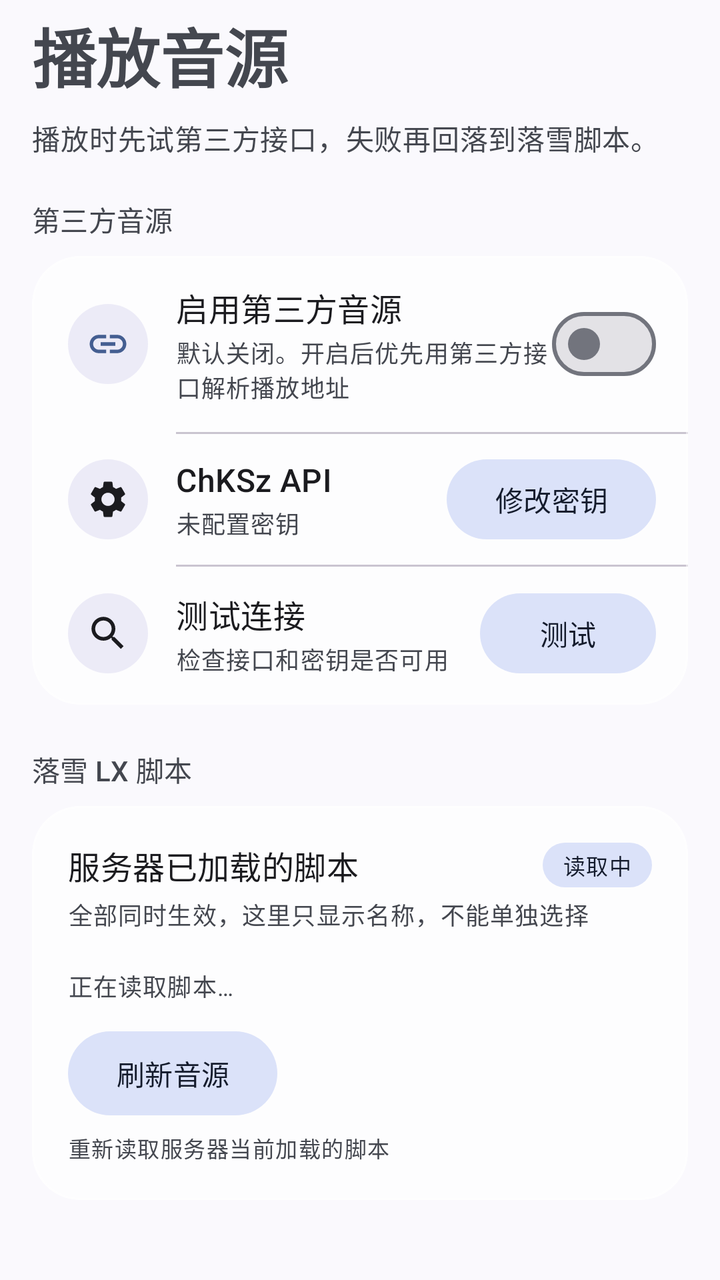
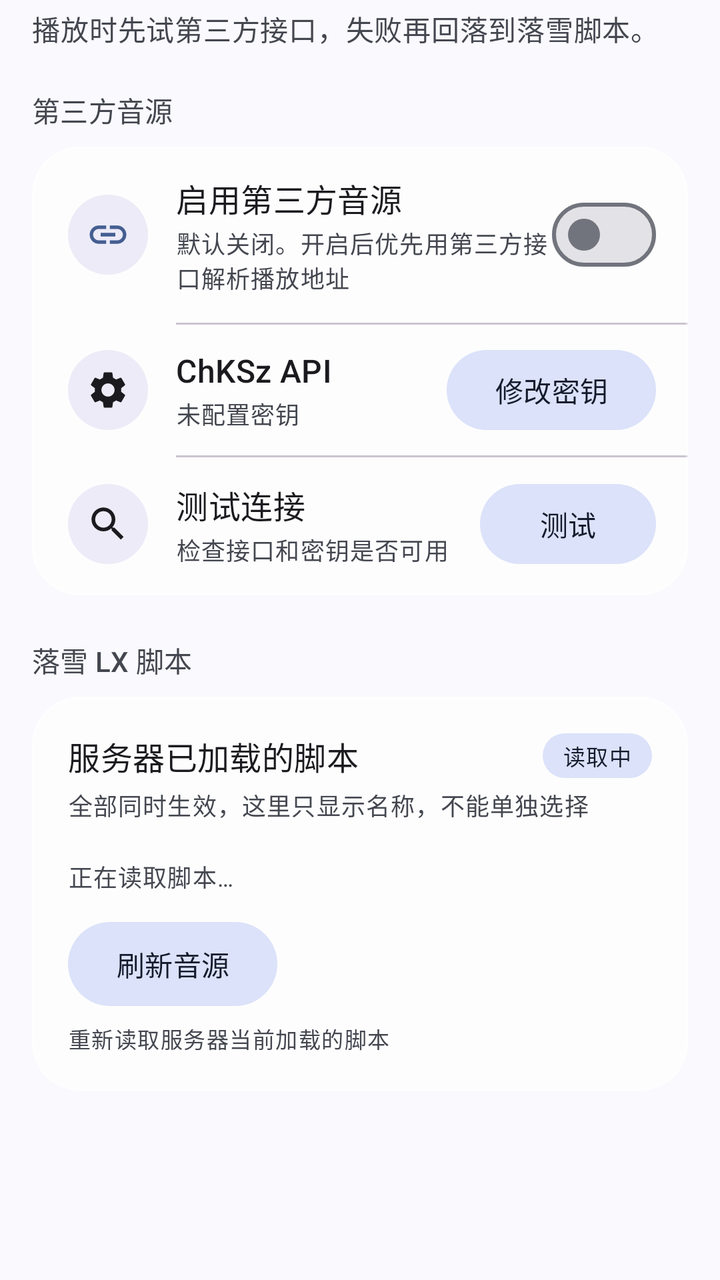

Compare the two renders of this Android layout. The source of the first and the diff that turns it into the second are given below.
<!-- AndroidManifest.xml: application theme Theme.QYMusic -->
<!-- res/layout/fragment_source.xml -->
<?xml version="1.0" encoding="utf-8"?>
<layout xmlns:android="http://schemas.android.com/apk/res/android"
    xmlns:app="http://schemas.android.com/apk/res-auto">

    <androidx.core.widget.NestedScrollView
        android:layout_width="match_parent"
        android:layout_height="match_parent"
        android:fillViewport="true"
        android:overScrollMode="never">

        <LinearLayout
            android:layout_width="match_parent"
            android:layout_height="wrap_content"
            android:orientation="vertical"
            android:paddingStart="16dp"
            android:paddingTop="4dp"
            android:paddingEnd="16dp"
            android:paddingBottom="28dp">

            <TextView
                android:layout_width="match_parent"
                android:layout_height="wrap_content"
                android:text="播放音源"
                android:textAppearance="@style/TextAppearance.Material3.HeadlineLarge"
                android:textStyle="bold" />

            <TextView
                android:layout_width="match_parent"
                android:layout_height="wrap_content"
                android:layout_marginTop="8dp"
                android:text="播放时先试第三方接口，失败再回落到落雪脚本。"
                android:textAppearance="@style/TextAppearance.Material3.BodyMedium"
                android:textColor="?attr/colorOnSurfaceVariant" />

            <TextView
                style="@style/TextAppearance.Material3.LabelLarge"
                android:layout_width="match_parent"
                android:layout_height="wrap_content"
                android:layout_marginTop="20dp"
                android:layout_marginBottom="8dp"
                android:text="第三方音源"
                android:textColor="?attr/colorOnSurfaceVariant" />

            <com.google.android.material.card.MaterialCardView
                style="@style/Widget.Material3.CardView.Filled"
                android:layout_width="match_parent"
                android:layout_height="wrap_content"
                app:cardBackgroundColor="@color/glass_card"
                app:cardCornerRadius="24dp"
                app:cardElevation="0dp"
                app:contentPadding="0dp"
                app:strokeColor="@color/glass_stroke"
                app:strokeWidth="1dp">

                <LinearLayout
                    android:layout_width="match_parent"
                    android:layout_height="wrap_content"
                    android:orientation="vertical">

                    <LinearLayout
                        android:layout_width="match_parent"
                        android:layout_height="wrap_content"
                        android:gravity="center_vertical"
                        android:orientation="horizontal"
                        android:paddingStart="18dp"
                        android:paddingTop="14dp"
                        android:paddingEnd="16dp"
                        android:paddingBottom="14dp">

                        <FrameLayout
                            android:layout_width="40dp"
                            android:layout_height="40dp"
                            android:background="@drawable/bg_icon_circle">

                            <ImageView
                                android:layout_width="22dp"
                                android:layout_height="22dp"
                                android:layout_gravity="center"
                                android:contentDescription="第三方"
                                android:src="@drawable/ic_link" />

                        </FrameLayout>

                        <LinearLayout
                            android:layout_width="0dp"
                            android:layout_height="wrap_content"
                            android:layout_marginStart="14dp"
                            android:layout_weight="1"
                            android:orientation="vertical">

                            <TextView
                                android:layout_width="match_parent"
                                android:layout_height="wrap_content"
                                android:text="启用第三方音源"
                                android:textAppearance="@style/TextAppearance.Material3.TitleMedium" />

                            <TextView
                                android:layout_width="match_parent"
                                android:layout_height="wrap_content"
                                android:layout_marginTop="2dp"
                                android:text="默认关闭。开启后优先用第三方接口解析播放地址"
                                android:textAppearance="@style/TextAppearance.Material3.BodySmall"
                                android:textColor="?attr/colorOnSurfaceVariant" />

                        </LinearLayout>

                        <com.google.android.material.materialswitch.MaterialSwitch
                            android:id="@+id/switch_third_party"
                            android:layout_width="wrap_content"
                            android:layout_height="wrap_content" />

                    </LinearLayout>

                    <View
                        android:layout_width="match_parent"
                        android:layout_height="1dp"
                        android:layout_marginStart="72dp"
                        android:background="?attr/colorOutlineVariant" />

                    <LinearLayout
                        android:id="@+id/item_chksz"
                        android:layout_width="match_parent"
                        android:layout_height="wrap_content"
                        android:background="?attr/selectableItemBackground"
                        android:gravity="center_vertical"
                        android:orientation="horizontal"
                        android:paddingStart="18dp"
                        android:paddingTop="12dp"
                        android:paddingEnd="16dp"
                        android:paddingBottom="12dp">

                        <FrameLayout
                            android:layout_width="40dp"
                            android:layout_height="40dp"
                            android:background="@drawable/bg_icon_circle">

                            <ImageView
                                android:layout_width="22dp"
                                android:layout_height="22dp"
                                android:layout_gravity="center"
                                android:contentDescription="密钥"
                                android:src="@drawable/baseline_settings_24" />

                        </FrameLayout>

                        <LinearLayout
                            android:layout_width="0dp"
                            android:layout_height="wrap_content"
                            android:layout_marginStart="14dp"
                            android:layout_weight="1"
                            android:orientation="vertical">

                            <TextView
                                android:layout_width="match_parent"
                                android:layout_height="wrap_content"
                                android:text="ChKSz API"
                                android:textAppearance="@style/TextAppearance.Material3.TitleMedium" />

                            <TextView
                                android:id="@+id/tv_chksz_status"
                                android:layout_width="match_parent"
                                android:layout_height="wrap_content"
                                android:layout_marginTop="2dp"
                                android:text="未配置密钥"
                                android:textAppearance="@style/TextAppearance.Material3.BodySmall"
                                android:textColor="?attr/colorOnSurfaceVariant" />

                        </LinearLayout>

                        <com.google.android.material.button.MaterialButton
                            android:id="@+id/btn_edit_key"
                            style="@style/Widget.Material3.Button.TonalButton"
                            android:layout_width="wrap_content"
                            android:layout_height="40dp"
                            android:insetTop="0dp"
                            android:insetBottom="0dp"
                            android:text="修改密钥" />

                    </LinearLayout>

                    <View
                        android:layout_width="match_parent"
                        android:layout_height="1dp"
                        android:layout_marginStart="72dp"
                        android:background="?attr/colorOutlineVariant" />

                    <LinearLayout
                        android:layout_width="match_parent"
                        android:layout_height="wrap_content"
                        android:gravity="center_vertical"
                        android:orientation="horizontal"
                        android:paddingStart="18dp"
                        android:paddingTop="12dp"
                        android:paddingEnd="16dp"
                        android:paddingBottom="14dp">

                        <FrameLayout
                            android:layout_width="40dp"
                            android:layout_height="40dp"
                            android:background="@drawable/bg_icon_circle">

                            <ImageView
                                android:layout_width="22dp"
                                android:layout_height="22dp"
                                android:layout_gravity="center"
                                android:contentDescription="测试"
                                android:src="@drawable/baseline_search_24" />

                        </FrameLayout>

                        <LinearLayout
                            android:layout_width="0dp"
                            android:layout_height="wrap_content"
                            android:layout_marginStart="14dp"
                            android:layout_weight="1"
                            android:orientation="vertical">

                            <TextView
                                android:layout_width="match_parent"
                                android:layout_height="wrap_content"
                                android:text="测试连接"
                                android:textAppearance="@style/TextAppearance.Material3.TitleMedium" />

                            <TextView
                                android:layout_width="match_parent"
                                android:layout_height="wrap_content"
                                android:layout_marginTop="2dp"
                                android:text="检查接口和密钥是否可用"
                                android:textAppearance="@style/TextAppearance.Material3.BodySmall"
                                android:textColor="?attr/colorOnSurfaceVariant" />

                        </LinearLayout>

                        <com.google.android.material.button.MaterialButton
                            android:id="@+id/btn_test_third_party"
                            style="@style/Widget.Material3.Button.TonalButton"
                            android:layout_width="wrap_content"
                            android:layout_height="40dp"
                            android:insetTop="0dp"
                            android:insetBottom="0dp"
                            android:text="测试" />

                    </LinearLayout>

                </LinearLayout>

            </com.google.android.material.card.MaterialCardView>

            <TextView
                style="@style/TextAppearance.Material3.LabelLarge"
                android:layout_width="match_parent"
                android:layout_height="wrap_content"
                android:layout_marginTop="22dp"
                android:layout_marginBottom="8dp"
                android:text="落雪 LX 脚本"
                android:textColor="?attr/colorOnSurfaceVariant" />

            <com.google.android.material.card.MaterialCardView
                style="@style/Widget.Material3.CardView.Filled"
                android:layout_width="match_parent"
                android:layout_height="wrap_content"
                app:cardBackgroundColor="@color/glass_card"
                app:cardCornerRadius="24dp"
                app:cardElevation="0dp"
                app:contentPadding="18dp"
                app:strokeColor="@color/glass_stroke"
                app:strokeWidth="1dp">

                <LinearLayout
                    android:layout_width="match_parent"
                    android:layout_height="wrap_content"
                    android:orientation="vertical">

                    <LinearLayout
                        android:layout_width="match_parent"
                        android:layout_height="wrap_content"
                        android:gravity="center_vertical"
                        android:orientation="horizontal">

                        <TextView
                            android:layout_width="0dp"
                            android:layout_height="wrap_content"
                            android:layout_weight="1"
                            android:text="服务器已加载的脚本"
                            android:textAppearance="@style/TextAppearance.Material3.TitleMedium" />

                        <TextView
                            android:id="@+id/tv_script_count"
                            android:layout_width="wrap_content"
                            android:layout_height="wrap_content"
                            android:background="@drawable/bg_badge"
                            android:paddingStart="10dp"
                            android:paddingTop="3dp"
                            android:paddingEnd="10dp"
                            android:paddingBottom="3dp"
                            android:text="读取中"
                            android:textAppearance="@style/TextAppearance.Material3.LabelSmall"
                            android:textColor="?attr/colorOnSecondaryContainer" />

                    </LinearLayout>

                    <TextView
                        android:layout_width="match_parent"
                        android:layout_height="wrap_content"
                        android:layout_marginTop="4dp"
                        android:lineSpacingExtra="3dp"
                        android:text="全部同时生效，这里只显示名称，不能单独选择"
                        android:textAppearance="@style/TextAppearance.Material3.BodySmall"
                        android:textColor="?attr/colorOnSurfaceVariant" />

                    <LinearLayout
                        android:id="@+id/ll_scripts"
                        android:layout_width="match_parent"
                        android:layout_height="wrap_content"
                        android:layout_marginTop="8dp"
                        android:orientation="vertical" />

                    <TextView
                        android:id="@+id/tv_scripts_empty"
                        android:layout_width="match_parent"
                        android:layout_height="wrap_content"
                        android:lineSpacingExtra="3dp"
                        android:paddingTop="10dp"
                        android:text="正在读取脚本…"
                        android:textAppearance="@style/TextAppearance.Material3.BodySmall"
                        android:textColor="?attr/colorOnSurfaceVariant" />

                    <com.google.android.material.button.MaterialButton
                        android:id="@+id/btn_refresh"
                        style="@style/Widget.Material3.Button.TonalButton"
                        android:layout_width="wrap_content"
                        android:layout_height="42dp"
                        android:layout_marginTop="14dp"
                        android:insetTop="0dp"
                        android:insetBottom="0dp"
                        android:text="刷新音源" />

                    <TextView
                        android:layout_width="match_parent"
                        android:layout_height="wrap_content"
                        android:layout_marginTop="8dp"
                        android:text="重新读取服务器当前加载的脚本"
                        android:textAppearance="@style/TextAppearance.Material3.LabelSmall"
                        android:textColor="?attr/colorOnSurfaceVariant" />

                </LinearLayout>

            </com.google.android.material.card.MaterialCardView>

        </LinearLayout>

    </androidx.core.widget.NestedScrollView>

</layout>
<!-- resources referenced by this layout -->
<resources>
  <color name="glass_card">#B8FFFFFF</color>
  <color name="glass_stroke">#80FFFFFF</color>
  <!-- drawable baseline_search_24 (drawable) -->
  <vector xmlns:android="http://schemas.android.com/apk/res/android"
      android:width="24dp"
      android:height="24dp"
      android:tint="?attr/colorOnBackground"
      android:viewportWidth="24"
      android:viewportHeight="24">
  
      <path
          android:fillColor="@android:color/white"
          android:pathData="M15.5,14h-0.79l-0.28,-0.27C15.41,12.59 16,11.11 16,9.5 16,5.91 13.09,3 9.5,3S3,5.91 3,9.5 5.91,16 9.5,16c1.61,0 3.09,-0.59 4.23,-1.57l0.27,0.28v0.79l5,4.99L20.49,19l-4.99,-5zM9.5,14C7.01,14 5,11.99 5,9.5S7.01,5 9.5,5 14,7.01 14,9.5 11.99,14 9.5,14z" />
  
  </vector>
  <!-- drawable baseline_settings_24 (drawable) -->
  <vector xmlns:android="http://schemas.android.com/apk/res/android"
      android:width="24dp"
      android:height="24dp"
      android:tint="?attr/colorOnBackground"
      android:viewportWidth="24"
      android:viewportHeight="24">
  
      <path
          android:fillColor="@android:color/white"
          android:pathData="M19.14,12.94c0.04,-0.3 0.06,-0.61 0.06,-0.94c0,-0.32 -0.02,-0.64 -0.07,-0.94l2.03,-1.58c0.18,-0.14 0.23,-0.41 0.12,-0.61l-1.92,-3.32c-0.12,-0.22 -0.37,-0.29 -0.59,-0.22l-2.39,0.96c-0.5,-0.38 -1.03,-0.7 -1.62,-0.94L14.4,2.81c-0.04,-0.24 -0.24,-0.41 -0.48,-0.41h-3.84c-0.24,0 -0.43,0.17 -0.47,0.41L9.25,5.35C8.66,5.59 8.12,5.92 7.63,6.29L5.24,5.33c-0.22,-0.08 -0.47,0 -0.59,0.22L2.74,8.87C2.62,9.08 2.66,9.34 2.86,9.48l2.03,1.58C4.84,11.36 4.8,11.69 4.8,12s0.02,0.64 0.07,0.94l-2.03,1.58c-0.18,0.14 -0.23,0.41 -0.12,0.61l1.92,3.32c0.12,0.22 0.37,0.29 0.59,0.22l2.39,-0.96c0.5,0.38 1.03,0.7 1.62,0.94l0.36,2.54c0.05,0.24 0.24,0.41 0.48,0.41h3.84c0.24,0 0.44,-0.17 0.47,-0.41l0.36,-2.54c0.59,-0.24 1.13,-0.56 1.62,-0.94l2.39,0.96c0.22,0.08 0.47,0 0.59,-0.22l1.92,-3.32c0.12,-0.22 0.07,-0.47 -0.12,-0.61L19.14,12.94zM12,15.6c-1.98,0 -3.6,-1.62 -3.6,-3.6s1.62,-3.6 3.6,-3.6s3.6,1.62 3.6,3.6S13.98,15.6 12,15.6z" />
  
  </vector>
  <!-- drawable bg_badge (drawable) -->
  <?xml version="1.0" encoding="utf-8"?>
  <shape xmlns:android="http://schemas.android.com/apk/res/android"
      android:shape="rectangle">
      <solid android:color="?attr/colorSecondaryContainer" />
      <corners android:radius="999dp" />
  </shape>
  <!-- drawable bg_icon_circle (drawable) -->
  <?xml version="1.0" encoding="utf-8"?>
  <shape xmlns:android="http://schemas.android.com/apk/res/android"
      android:shape="oval">
      <solid android:color="#1A5B4DBB" />
  </shape>
  <!-- drawable ic_link (drawable) -->
  <vector xmlns:android="http://schemas.android.com/apk/res/android"
      android:width="24dp"
      android:height="24dp"
      android:viewportWidth="24"
      android:viewportHeight="24"
      android:tint="?attr/colorPrimary">
      <path
          android:fillColor="@android:color/white"
          android:pathData="M3.9,12c0,-1.71 1.39,-3.1 3.1,-3.1h4V7H7c-2.76,0 -5,2.24 -5,5s2.24,5 5,5h4v-1.9H7c-1.71,0 -3.1,-1.39 -3.1,-3.1zM8,13h8v-2H8v2zM17,7h-4v1.9h4c1.71,0 3.1,1.39 3.1,3.1s-1.39,3.1 -3.1,3.1h-4V17h4c2.76,0 5,-2.24 5,-5s-2.24,-5 -5,-5z" />
  </vector>
  <style name="Theme.QYMusic" parent="Theme.Material3.DynamicColors.DayNight.NoActionBar">
          
          <item name="android:statusBarColor">@android:color/transparent</item>
          <item name="android:navigationBarColor">@android:color/transparent</item>
          <item name="android:windowTranslucentStatus">false</item>
          <item name="android:windowLightStatusBar">true</item>
          <item name="android:windowLightNavigationBar" tools:targetApi="27">true</item>
          <item name="android:enforceNavigationBarContrast" tools:targetApi="29">false</item>
          
      </style>
</resources>

<!-- the commit's change to res/layout/fragment_source.xml (unified diff, before → after) -->
@@ -20,14 +20,6 @@
             <TextView
                 android:layout_width="match_parent"
                 android:layout_height="wrap_content"
-                android:text="播放音源"
-                android:textAppearance="@style/TextAppearance.Material3.HeadlineLarge"
-                android:textStyle="bold" />
-
-            <TextView
-                android:layout_width="match_parent"
-                android:layout_height="wrap_content"
-                android:layout_marginTop="8dp"
                 android:text="播放时先试第三方接口，失败再回落到落雪脚本。"
                 android:textAppearance="@style/TextAppearance.Material3.BodyMedium"
                 android:textColor="?attr/colorOnSurfaceVariant" />
